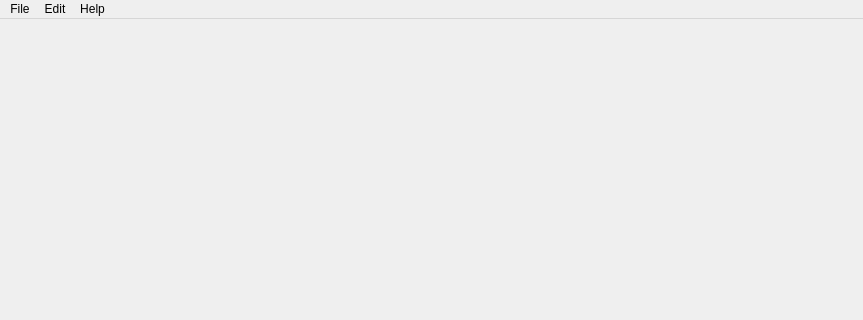
First picture: the form in main.ui, repository Natsik/S_Ch_Imaging, before the edit; both pictures show x 0 to 863 and y 0 to 320 of the 863 by 557 pixel window.
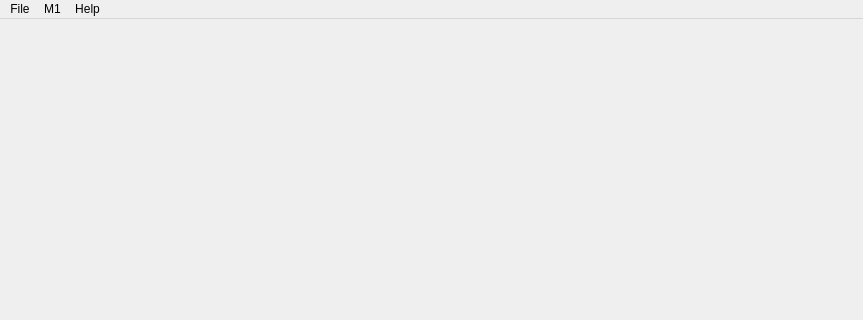
Second picture: the form after the edit.

The edit to the form file:
```diff
--- a/main.ui
+++ b/main.ui
@@ -58,7 +58,7 @@
    </widget>
    <widget class="QMenu" name="menuFilters">
     <property name="title">
-     <string>Edit</string>
+     <string>M1</string>
     </property>
     <addaction name="actionGrayscale"/>
    </widget>
```
Left out of the diff: 18 changed lines with no effect on the pictures.
